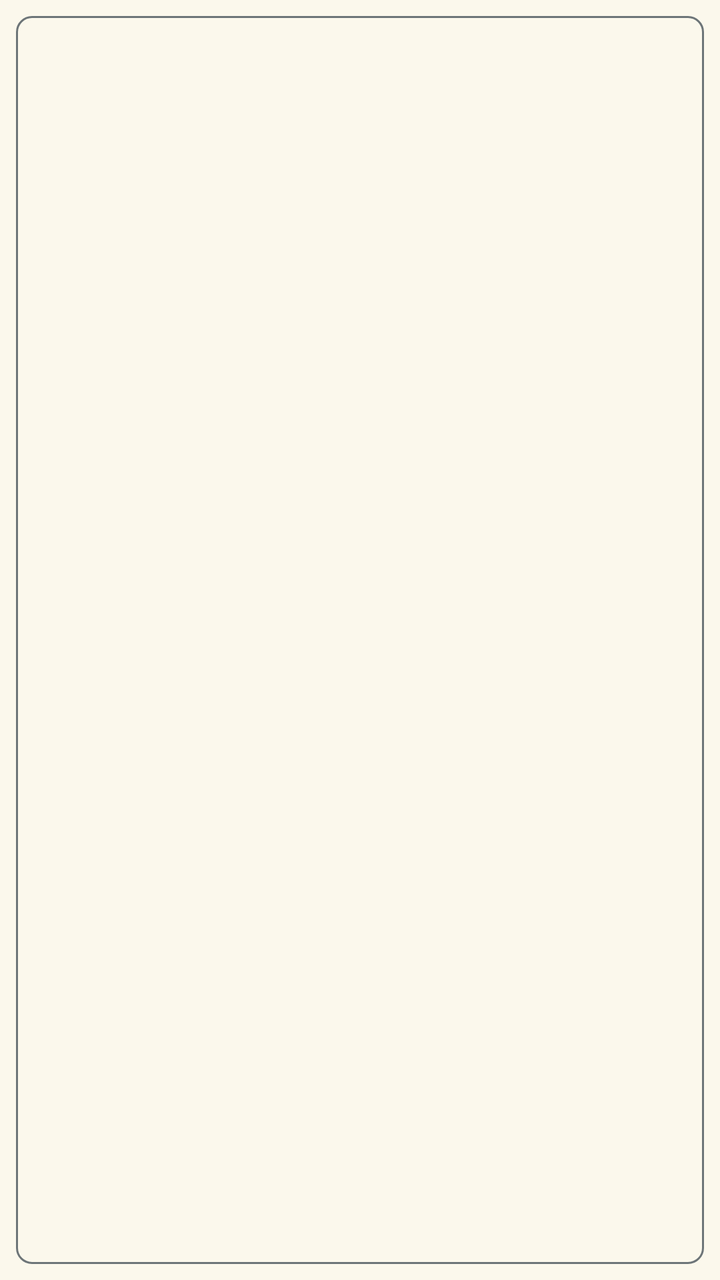
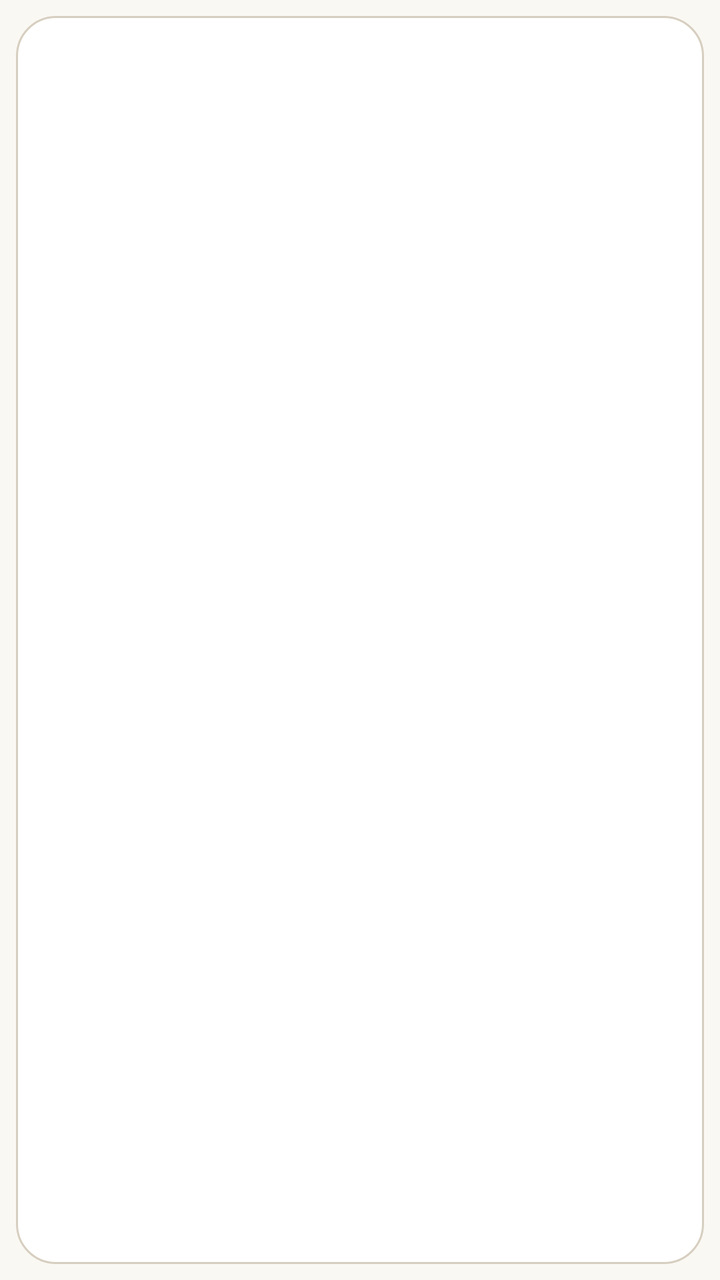

Screens rendered from an Android XML layout before and after an edit, with the pre-edit source and the edit as a unified diff.
<!-- AndroidManifest.xml: application theme Theme.Clinica -->
<!-- res/layout/chip_filter.xml -->
<?xml version="1.0" encoding="utf-8"?>
<com.google.android.material.chip.Chip xmlns:android="http://schemas.android.com/apk/res/android"
    style="@style/Widget.Material3.Chip.Filter"
    android:layout_width="wrap_content"
    android:layout_height="wrap_content" />
<!-- resources referenced by this layout -->
<resources>
  <style name="Theme.Clinica" parent="Theme.Material3.Light.NoActionBar">
          <item name="colorPrimary">@color/primary</item>
          <item name="android:colorAccent">@color/primary</item>
          <item name="android:datePickerDialogTheme">@style/Theme.Clinica.Picker</item>
          <item name="android:timePickerDialogTheme">@style/Theme.Clinica.Picker</item>
          <item name="colorPrimaryContainer">@color/peach</item>
          <item name="colorOnPrimaryContainer">@color/ink</item>
          <item name="colorSecondaryContainer">@color/peach</item>
          <item name="colorOnSecondaryContainer">@color/ink</item>
          <item name="colorSecondary">@color/slate</item>
          <item name="android:colorControlActivated">@color/slate</item>
          <item name="colorTertiary">@color/sage</item>
          <item name="android:colorBackground">@color/surface</item>
          <item name="colorSurface">@color/surface</item>
          <item name="colorSurfaceContainer">@color/surface</item>
          <item name="colorSurfaceContainerLow">@color/surface</item>
          <item name="colorSurfaceContainerHigh">@color/surface</item>
          <item name="colorOnSurface">@color/ink</item>
          <item name="colorOnSurfaceVariant">@color/ink</item>
          <item name="colorOnBackground">@color/ink</item>
          <item name="colorOutline">@color/slate</item>
          <item name="colorOutlineVariant">@color/sage</item>
          <item name="android:textColorPrimary">@color/ink</item>
          <item name="android:textColorSecondary">@color/ink</item>
          <item name="android:statusBarColor">@color/cream</item>
          <item name="android:navigationBarColor">@color/surface</item>
          <item name="android:windowLightStatusBar">true</item>
          <item name="android:windowLightNavigationBar">true</item>
      </style>
  <color name="primary">@color/slate</color>
  <style name="Theme.Clinica.Picker" parent="android:Theme.Material.Light.Dialog">
          <item name="android:colorAccent">@color/primary</item>
      </style>
  <color name="peach">#E6B39A</color>
  <color name="ink">#33393B</color>
  <color name="surface">#FBF8EC</color>
  <color name="cream">#EDE3B4</color>
  <!-- unchanged entries left out for length: 2 -->
</resources>

<!-- the commit's change to res/layout/chip_filter.xml (unified diff, before → after) -->
@@ -1,5 +1,5 @@
 <?xml version="1.0" encoding="utf-8"?>
 <com.google.android.material.chip.Chip xmlns:android="http://schemas.android.com/apk/res/android"
-    style="@style/Widget.Material3.Chip.Filter"
+    style="@style/Widget.Clinica.Chip"
     android:layout_width="wrap_content"
     android:layout_height="wrap_content" />
<!-- resource entries referenced after the edit -->
@@ -1,42 +1,109 @@
 <!-- resources referenced by this layout -->
 <resources>
+  <style name="Widget.Clinica.Chip" parent="Widget.Material3.Chip.Filter">
+          <item name="chipBackgroundColor">@color/chip_background</item>
+          <item name="chipStrokeColor">@color/chip_stroke</item>
+          <item name="chipStrokeWidth">1dp</item>
+          <item name="chipCornerRadius">20dp</item>
+          <item name="android:textColor">@color/ink</item>
+          <item name="checkedIconTint">@color/ink</item>
+      </style>
   <style name="Theme.Clinica" parent="Theme.Material3.Light.NoActionBar">
-          <item name="colorPrimary">@color/primary</item>
-          <item name="android:colorAccent">@color/primary</item>
+          <item name="colorPrimary">@color/ink</item>
+          <item name="colorOnPrimary">@color/card</item>
+          <item name="android:colorAccent">@color/ink</item>
+          <item name="colorPrimaryContainer">@color/accent_soft</item>
+          <item name="colorOnPrimaryContainer">@color/ink</item>
+          <item name="colorSecondary">@color/ink</item>
+          <item name="colorSecondaryContainer">@color/accent_soft</item>
+          <item name="colorOnSecondaryContainer">@color/ink</item>
+          <item name="colorTertiary">@color/sage</item>
+          <item name="android:colorControlActivated">@color/ink</item>
+          <item name="android:colorBackground">@color/paper</item>
+          <item name="colorSurface">@color/paper</item>
+          <item name="colorSurfaceContainerLowest">@color/card</item>
+          <item name="colorSurfaceContainerLow">@color/card</item>
+          <item name="colorSurfaceContainer">@color/card</item>
+          <item name="colorSurfaceContainerHigh">@color/card</item>
+          <item name="colorSurfaceContainerHighest">@color/card</item>
+          <item name="colorOnSurface">@color/ink</item>
+          <item name="colorOnSurfaceVariant">@color/muted</item>
+          <item name="colorOnBackground">@color/ink</item>
+          <item name="colorOutline">@color/line_strong</item>
+          <item name="colorOutlineVariant">@color/line</item>
+          <item name="android:textColorPrimary">@color/ink</item>
+          <item name="android:textColorSecondary">@color/muted</item>
+          <item name="android:statusBarColor">@color/paper</item>
+          <item name="android:navigationBarColor">@color/paper</item>
+          <item name="android:windowLightStatusBar">true</item>
+          <item name="android:windowLightNavigationBar">true</item>
+  
+          <item name="textInputOutlinedStyle">@style/Widget.Clinica.TextInput</item>
+          <item name="textInputOutlinedExposedDropdownMenuStyle">@style/Widget.Clinica.Dropdown</item>
+          <item name="materialCardViewOutlinedStyle">@style/Widget.Clinica.Card</item>
+          <item name="materialButtonStyle">@style/Widget.Clinica.Button</item>
+          <item name="tabStyle">@style/Widget.Clinica.Tabs</item>
+          <item name="materialAlertDialogTheme">@style/ThemeOverlay.Clinica.Dialog</item>
+          <item name="actionMenuTextAppearance">@style/TextAppearance.Clinica.Action</item>
+          <item name="actionMenuTextColor">@color/ink</item>
           <item name="android:datePickerDialogTheme">@style/Theme.Clinica.Picker</item>
           <item name="android:timePickerDialogTheme">@style/Theme.Clinica.Picker</item>
-          <item name="colorPrimaryContainer">@color/peach</item>
-          <item name="colorOnPrimaryContainer">@color/ink</item>
-          <item name="colorSecondaryContainer">@color/peach</item>
-          <item name="colorOnSecondaryContainer">@color/ink</item>
-          <item name="colorSecondary">@color/slate</item>
-          <item name="android:colorControlActivated">@color/slate</item>
-          <item name="colorTertiary">@color/sage</item>
-          <item name="android:colorBackground">@color/surface</item>
-          <item name="colorSurface">@color/surface</item>
-          <item name="colorSurfaceContainer">@color/surface</item>
-          <item name="colorSurfaceContainerLow">@color/surface</item>
-          <item name="colorSurfaceContainerHigh">@color/surface</item>
-          <item name="colorOnSurface">@color/ink</item>
-          <item name="colorOnSurfaceVariant">@color/ink</item>
-          <item name="colorOnBackground">@color/ink</item>
-          <item name="colorOutline">@color/slate</item>
-          <item name="colorOutlineVariant">@color/sage</item>
+      </style>
+  <style name="Theme.Clinica.Picker" parent="android:Theme.Material.Light.Dialog">
+          <item name="android:colorAccent">@color/slate</item>
           <item name="android:textColorPrimary">@color/ink</item>
-          <item name="android:textColorSecondary">@color/ink</item>
-          <item name="android:statusBarColor">@color/cream</item>
-          <item name="android:navigationBarColor">@color/surface</item>
-          <item name="android:windowLightStatusBar">true</item>
-          <item name="android:windowLightNavigationBar">true</item>
       </style>
-  <color name="primary">@color/slate</color>
-  <style name="Theme.Clinica.Picker" parent="android:Theme.Material.Light.Dialog">
-          <item name="android:colorAccent">@color/primary</item>
+  <style name="Shape.Clinica.Field" parent="">
+          <item name="cornerFamily">rounded</item>
+          <item name="cornerSize">12dp</item>
       </style>
-  <color name="peach">#E6B39A</color>
-  <color name="ink">#33393B</color>
-  <color name="surface">#FBF8EC</color>
-  <color name="cream">#EDE3B4</color>
+  <color name="ink">#2E3335</color>
+  <color name="card">#FFFFFF</color>
+  <color name="accent_soft">#F6E5DB</color>
+  <color name="paper">#FAF8F3</color>
+  <color name="muted">#6D7578</color>
+  <color name="line_strong">#D6CEBF</color>
+  <color name="line">#E8E2D6</color>
+  <style name="Widget.Clinica.TextInput" parent="Widget.Material3.TextInputLayout.OutlinedBox">
+          <item name="boxBackgroundColor">@color/card</item>
+          <item name="boxStrokeColor">@color/field_stroke</item>
+          <item name="hintTextColor">@color/ink</item>
+          <item name="shapeAppearance">@style/Shape.Clinica.Field</item>
+      </style>
+  <style name="Widget.Clinica.Dropdown" parent="Widget.Material3.TextInputLayout.OutlinedBox.ExposedDropdownMenu">
+          <item name="boxBackgroundColor">@color/card</item>
+          <item name="boxStrokeColor">@color/field_stroke</item>
+          <item name="hintTextColor">@color/ink</item>
+          <item name="shapeAppearance">@style/Shape.Clinica.Field</item>
+      </style>
+  <style name="Widget.Clinica.Card" parent="Widget.Material3.CardView.Outlined">
+          <item name="cardBackgroundColor">@color/card</item>
+          <item name="strokeColor">@color/line</item>
+          <item name="strokeWidth">1dp</item>
+          <item name="cardCornerRadius">16dp</item>
+          <item name="cardElevation">0dp</item>
+      </style>
+  <style name="Widget.Clinica.Button" parent="Widget.Material3.Button">
+          <item name="android:paddingStart">24dp</item>
+          <item name="android:paddingEnd">24dp</item>
+          <item name="android:minHeight">48dp</item>
+      </style>
+  <style name="Widget.Clinica.Tabs" parent="Widget.Material3.TabLayout">
+          <item name="android:background">@color/paper</item>
+          <item name="tabIndicatorColor">@color/ink</item>
+          <item name="tabSelectedTextColor">@color/ink</item>
+          <item name="tabTextColor">@color/muted</item>
+          <item name="tabRippleColor">@color/accent_soft</item>
+      </style>
+  <style name="ThemeOverlay.Clinica.Dialog" parent="ThemeOverlay.Material3.MaterialAlertDialog">
+          <item name="colorSurfaceContainerHigh">@color/card</item>
+          <item name="colorPrimary">@color/ink</item>
+      </style>
+  <style name="TextAppearance.Clinica.Action" parent="TextAppearance.Material3.LabelLarge">
+          <item name="android:textAllCaps">false</item>
+          <item name="android:textSize">16sp</item>
+          <item name="android:textColor">@color/ink</item>
+      </style>
   <!-- unchanged entries left out for length: 2 -->
 </resources>
 
